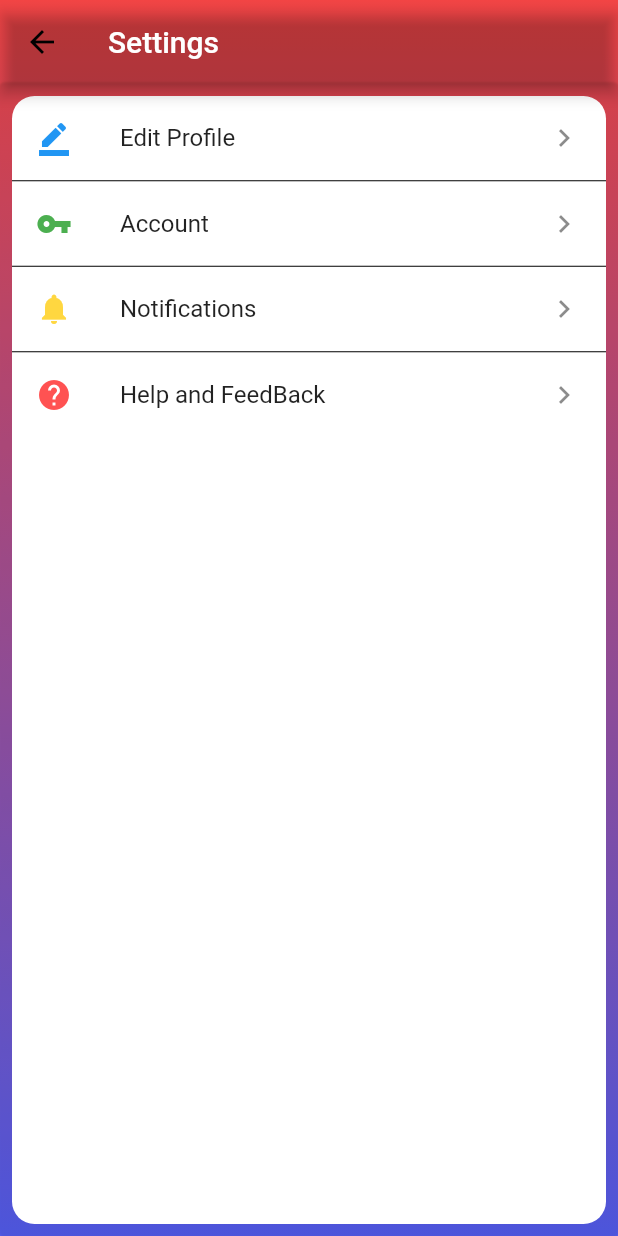
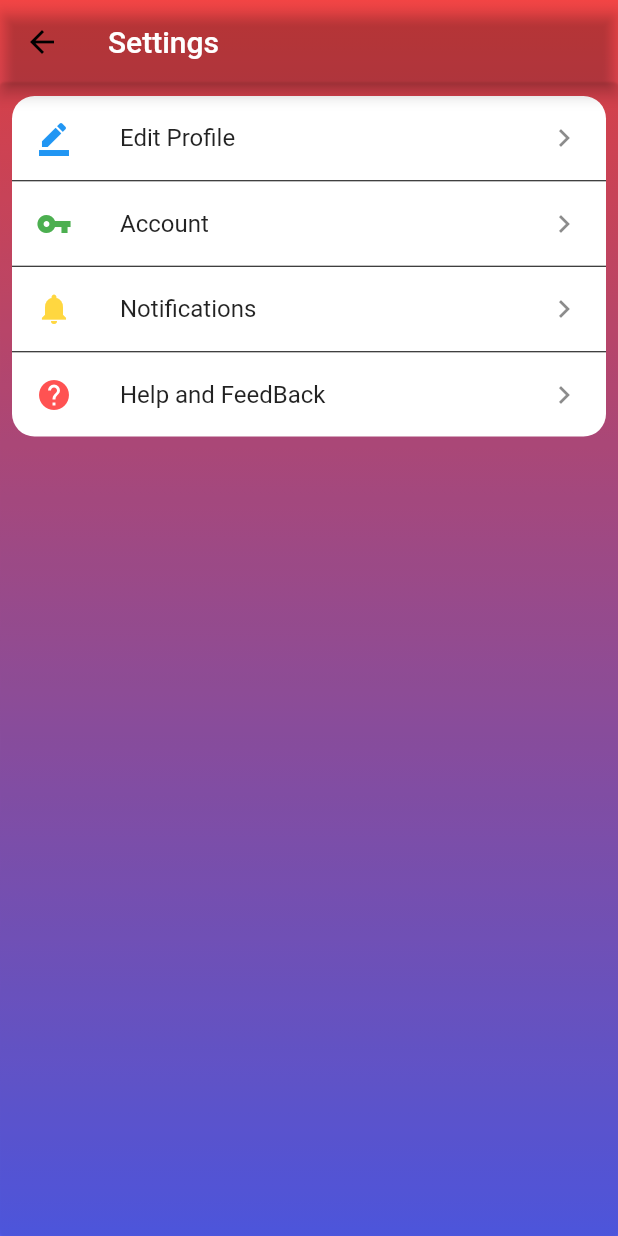
Before and after one commit to pranavkapoorr/Namaste, a Flutter app: the SettingsScreen screen opened directly, on a phone screen of 412 x 824 dp. Run offline on Flutter 3.47's test engine with Material 2 defaults, Android fonts, the phone set to English and light mode, and no system bars; our stand-ins replace camera, cloud_firestore, firebase_messaging, shared_preferences, sqflite; missing offline and left inert: carousel; accounts and stored records are empty.

Commit message:
shortened settings-account

```diff
--- a/lib/views/Settings_Screen.dart
+++ b/lib/views/Settings_Screen.dart
@@ -32,10 +32,13 @@ class _SettingsScreenState extends State<SettingsScreen>{
               ],
               borderRadius:  BorderRadius.all(Radius.circular(5.0))
           ),
-          child: Container(
+          child: ListView(
+            children: <Widget>[
+              Container(
                 decoration: BoxDecoration(borderRadius: BorderRadius.circular(15.0),
                   color: Colors.white,),
-            child: new ListView(
+                child: new Column(
+                  mainAxisSize: MainAxisSize.min,
                    children: <Widget>[
                         new ListTile(leading:Icon(Icons.border_color,color: Colors.blue,),title: Text("Edit Profile"),onTap: _editProfilePage,trailing: Icon(Icons.navigate_next),),
                         new Divider(height: 1.0,color: Colors.black,),
@@ -46,6 +49,8 @@ class _SettingsScreenState extends State<SettingsScreen>{
                         new ListTile(leading: new Icon(Icons.help,color:Colors.redAccent),title: new Text("Help and FeedBack"),onTap: _testDbPage,trailing: Icon(Icons.navigate_next))
                       ]
                 ),
+                ),
+            ],
           ),
         )
       ),
```
Also changed, not shown: lib/views/AccountScreen.dart (+13 -7 lines). Lines whose indentation alone changed are shown as unchanged.
